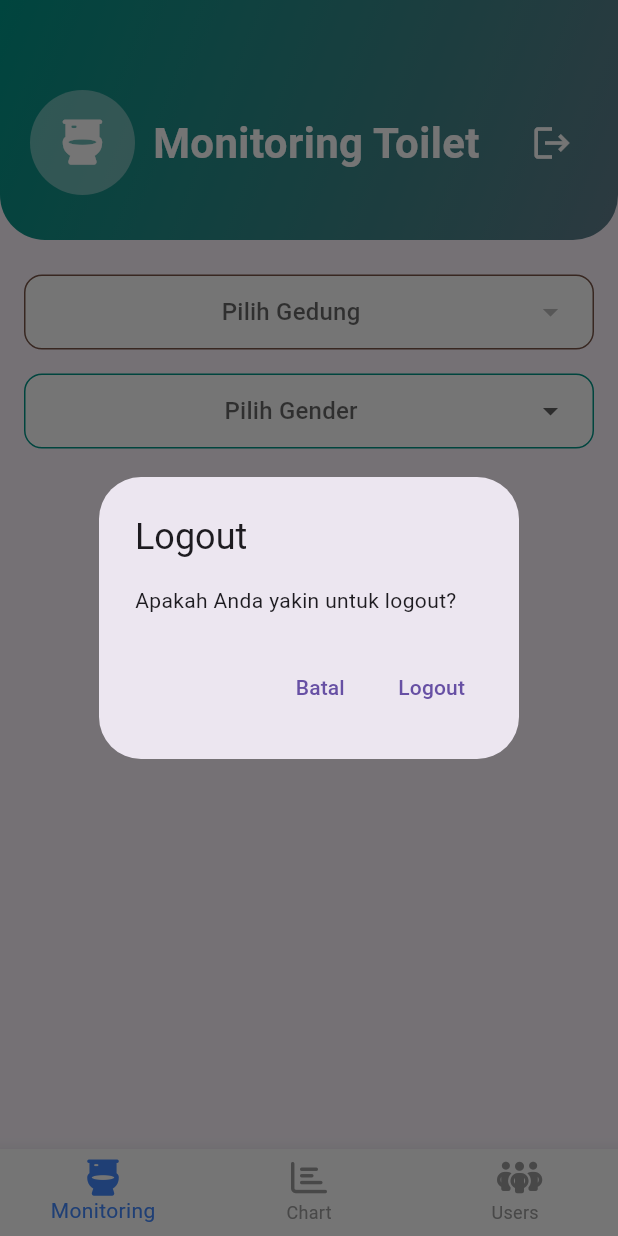
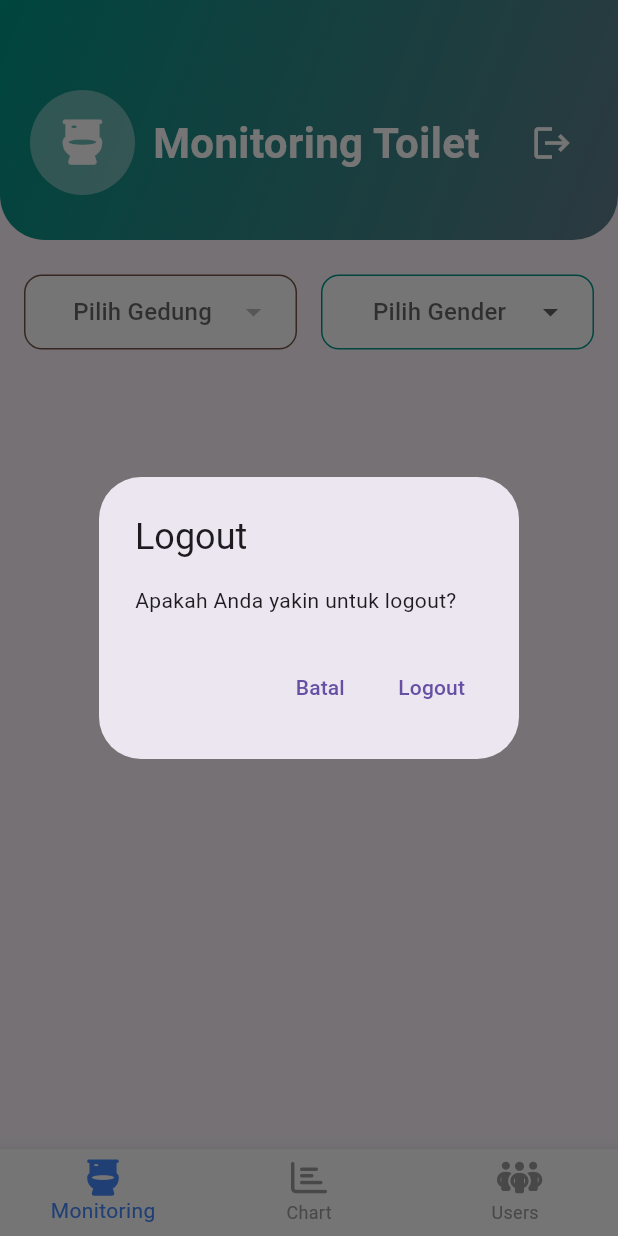
Before and after one commit to johanmaxwell/janitor_app, a Flutter app: the AdminPage screen opened by its route, after a tap on the "logout" icon, on a phone screen of 412 x 824 dp. Run offline on Flutter 3.47's test engine with Material 3 defaults, Android fonts, the phone set to English and light mode, and no system bars; our stand-ins replace cloud_firestore, firebase_auth, firebase_core, firebase_messaging, fl_chart, flutter_local_notifications and 2 more; accounts and stored records are empty; network calls fail; statements that could not run were skipped.

Commit message:
added janitor crud

```diff
--- /dev/null
+++ b/devtools_options.yaml
@@ -0,0 +1,3 @@
+description: This file stores settings for Dart & Flutter DevTools.
+documentation: https://docs.flutter.dev/tools/devtools/extensions#configure-extension-enablement-states
+extensions:
--- /dev/null
+++ b/lib/dummy.dart
@@ -0,0 +1,10 @@
+import 'package:flutter/material.dart';
+
+class MyWidget extends StatelessWidget {
+  const MyWidget({super.key});
+
+  @override
+  Widget build(BuildContext context) {
+    return Scaffold(body: Text('dummy page'));
+  }
+}
--- a/lib/main.dart
+++ b/lib/main.dart
@@ -7,7 +7,7 @@ import 'package:janitor_app/pages/admin_page.dart';
 import 'package:janitor_app/pages/chart/chart_page.dart';
 import 'package:janitor_app/pages/janitor_page.dart';
 import 'package:janitor_app/pages/login_page.dart';
-import 'package:janitor_app/pages/manage_user/manage_user_page.dart';
+import 'package:janitor_app/pages/manage_janitor/manage_janitor_page.dart';
 import 'package:janitor_app/utils/notification_service.dart';
 
 final GlobalKey<NavigatorState> navigatorKey = GlobalKey<NavigatorState>();
@@ -40,7 +40,7 @@ class JanitorApp extends StatelessWidget {
         '/janitor': (context) => const JanitorPage(),
         '/admin': (context) => const AdminPage(),
         '/chart': (context) => const ChartPage(),
-        '/user': (context) => const ManageUserPage(),
+        '/user': (context) => const ManageJanitorPage(),
       },
       home: LoginPage(),
     );
--- a/lib/pages/admin_page.dart
+++ b/lib/pages/admin_page.dart
@@ -1,7 +1,8 @@
 import 'package:flutter/material.dart';
 import 'package:font_awesome_flutter/font_awesome_flutter.dart';
+import 'package:janitor_app/dummy.dart';
 import 'package:janitor_app/pages/chart/chart_page.dart';
-import 'package:janitor_app/pages/manage_user/manage_user_page.dart';
+import 'package:janitor_app/pages/manage_janitor/manage_janitor_page.dart';
 import 'package:janitor_app/pages/monitoring/monitoring_page.dart';
 
 class AdminPage extends StatefulWidget {
@@ -16,8 +17,8 @@ class _AdminPageState extends State<AdminPage> {
 
   final List<Widget> _pages = [
     MonitoringPage(role: 'admin'),
-    ChartPage(),
-    ManageUserPage(),
+    MyWidget(),
+    ManageJanitorPage(),
   ];
 
   void _onItemTapped(int index) {
--- a/lib/pages/chart/bar_chart_widget.dart
+++ b/lib/pages/chart/bar_chart_widget.dart
@@ -38,7 +38,8 @@ class BarChartWidget extends StatelessWidget {
       step = 100;
     }
 
-    final int labelInterval = (sortedKeys.length / 6).ceil();
+    int labelInterval = (sortedKeys.length / 6).ceil();
+    labelInterval = labelInterval == 0 ? 1 : labelInterval;
 
     final barGroups = List.generate(sortedKeys.length, (index) {
       return BarChartGroupData(
--- a/lib/pages/chart/line_chart_widget.dart
+++ b/lib/pages/chart/line_chart_widget.dart
@@ -42,7 +42,8 @@ class LineChartWidget extends StatelessWidget {
     }
 
     // Limit bottom labels (interval)
-    final labelInterval = (sortedKeys.length / 6).ceil();
+    int labelInterval = (sortedKeys.length / 6).ceil();
+    labelInterval = labelInterval == 0 ? 1 : labelInterval;
 
     final spots = List.generate(sortedKeys.length, (index) {
       return FlSpot(index.toDouble(), values[index].toDouble());
@@ -54,16 +55,13 @@ class LineChartWidget extends StatelessWidget {
         LineChartData(
           minY: 0,
           maxY: maxY.toDouble(),
-          gridData: FlGridData(
-            show: true,
-            drawVerticalLine: false, // Disable vertical grid lines
-          ),
+          gridData: FlGridData(show: true, drawVerticalLine: false),
           titlesData: FlTitlesData(
             leftTitles: AxisTitles(
               sideTitles: SideTitles(
                 showTitles: true,
                 reservedSize: 30,
-                interval: step.toDouble(), // Add interval for Y-axis labels
+                interval: step.toDouble(),
                 getTitlesWidget: (value, meta) {
                   if (value % step == 0) {
                     return Text(
@@ -79,7 +77,7 @@ class LineChartWidget extends StatelessWidget {
             bottomTitles: AxisTitles(
               sideTitles: SideTitles(
                 showTitles: true,
-                interval: labelInterval.toDouble(), // Limit bottom labels
+                interval: labelInterval.toDouble(),
                 getTitlesWidget: (value, meta) {
                   final index = value.toInt();
                   if (index >= 0 && index < sortedKeys.length) {
@@ -122,12 +120,8 @@ class LineChartWidget extends StatelessWidget {
                 },
               ),
             ),
-            rightTitles: AxisTitles(
-              sideTitles: SideTitles(showTitles: false),
-            ), // Remove right labels
-            topTitles: AxisTitles(
-              sideTitles: SideTitles(showTitles: false),
-            ), // Remove top labels
+            rightTitles: AxisTitles(sideTitles: SideTitles(showTitles: false)),
+            topTitles: AxisTitles(sideTitles: SideTitles(showTitles: false)),
           ),
           borderData: FlBorderData(show: true),
           lineBarsData: [
--- /dev/null
+++ b/lib/pages/manage_janitor/header.dart
@@ -0,0 +1,49 @@
+import 'package:flutter/material.dart';
+
+class ManageJanitorHeader extends StatelessWidget {
+  const ManageJanitorHeader({super.key});
+
+  @override
+  Widget build(BuildContext context) {
+    return Container(
+      padding: const EdgeInsets.only(top: 60, bottom: 30, left: 20, right: 20),
+      margin: const EdgeInsets.only(bottom: 15),
+      decoration: BoxDecoration(
+        gradient: LinearGradient(
+          colors: [Colors.teal, Colors.blueGrey],
+          begin: Alignment.topLeft,
+          end: Alignment.bottomRight,
+        ),
+        borderRadius: const BorderRadius.only(
+          bottomLeft: Radius.circular(30),
+          bottomRight: Radius.circular(30),
+        ),
+      ),
+      child: Row(
+        crossAxisAlignment: CrossAxisAlignment.center,
+        children: [
+          Container(
+            padding: const EdgeInsets.all(10),
+            decoration: const BoxDecoration(
+              shape: BoxShape.circle,
+              color: Colors.white38,
+            ),
+            child: Icon(Icons.account_circle, size: 50, color: Colors.white),
+          ),
+          const SizedBox(width: 12),
+          Expanded(
+            child: Text(
+              "Manage Akun",
+              style: const TextStyle(
+                fontSize: 32,
+                fontWeight: FontWeight.bold,
+                color: Colors.white,
+              ),
+              overflow: TextOverflow.ellipsis,
+            ),
+          ),
+        ],
+      ),
+    );
+  }
+}
--- a/lib/pages/manage_user/manage_user_page.dart
+++ /dev/null
@@ -1,18 +0,0 @@
-import 'package:flutter/material.dart';
-
-class ManageUserPage extends StatelessWidget {
-  const ManageUserPage({super.key});
-
-  @override
-  Widget build(BuildContext context) {
-    return Scaffold(
-      appBar: AppBar(title: const Text('Manage User Page')),
-      body: Center(
-        child: const Text(
-          'This is a dummy user Page',
-          style: TextStyle(fontSize: 18),
-        ),
-      ),
-    );
-  }
-}
--- a/lib/pages/monitoring/monitoring_page.dart
+++ b/lib/pages/monitoring/monitoring_page.dart
@@ -39,10 +39,12 @@ class _MonitoringPageState extends State<MonitoringPage> {
         FutureBuilder<List<String>>(
           future: gedungFuture,
           builder: (context, snapshot) {
-            if (!snapshot.hasData) return const CircularProgressIndicator();
-            final gedungList = snapshot.data!;
+            final gedungList = snapshot.data ?? [];
             return Padding(
               padding: const EdgeInsets.symmetric(horizontal: 16, vertical: 8),
+              child: Row(
+                children: [
+                  Expanded(
                     child: GedungDropdown(
                       gedungList: gedungList,
                       selectedGedung: selectedGedung,
@@ -52,11 +54,9 @@ class _MonitoringPageState extends State<MonitoringPage> {
                         });
                       },
                     ),
-            );
-          },
                   ),
-        Padding(
-          padding: const EdgeInsets.symmetric(horizontal: 16, vertical: 8),
+                  const SizedBox(width: 16),
+                  Expanded(
                     child: GenderDropdown(
                       selectedGender: selectedGender,
                       onChanged: (value) {
@@ -65,6 +65,11 @@ class _MonitoringPageState extends State<MonitoringPage> {
                         });
                       },
                     ),
+                  ),
+                ],
+              ),
+            );
+          },
         ),
         if (selectedGedung != null && selectedGender != null)
           _buildToiletAccordionList(),
```
Also changed, not shown: lib/models/janitor_account.dart (added, +28 -0 lines), lib/pages/chart/chart_page.dart (+135 -2 lines), lib/pages/login_page.dart (+7 -7 lines), lib/pages/manage_janitor/manage_janitor_page.dart (added, +357 -0 lines). Lines whose indentation alone changed are shown as unchanged.
